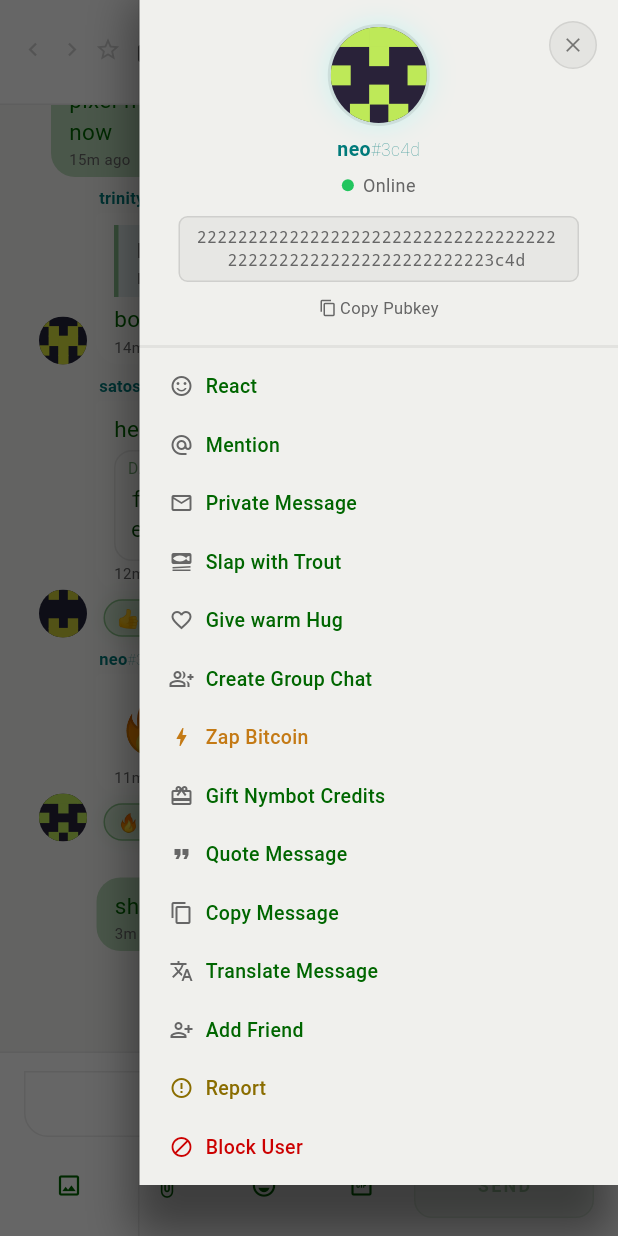
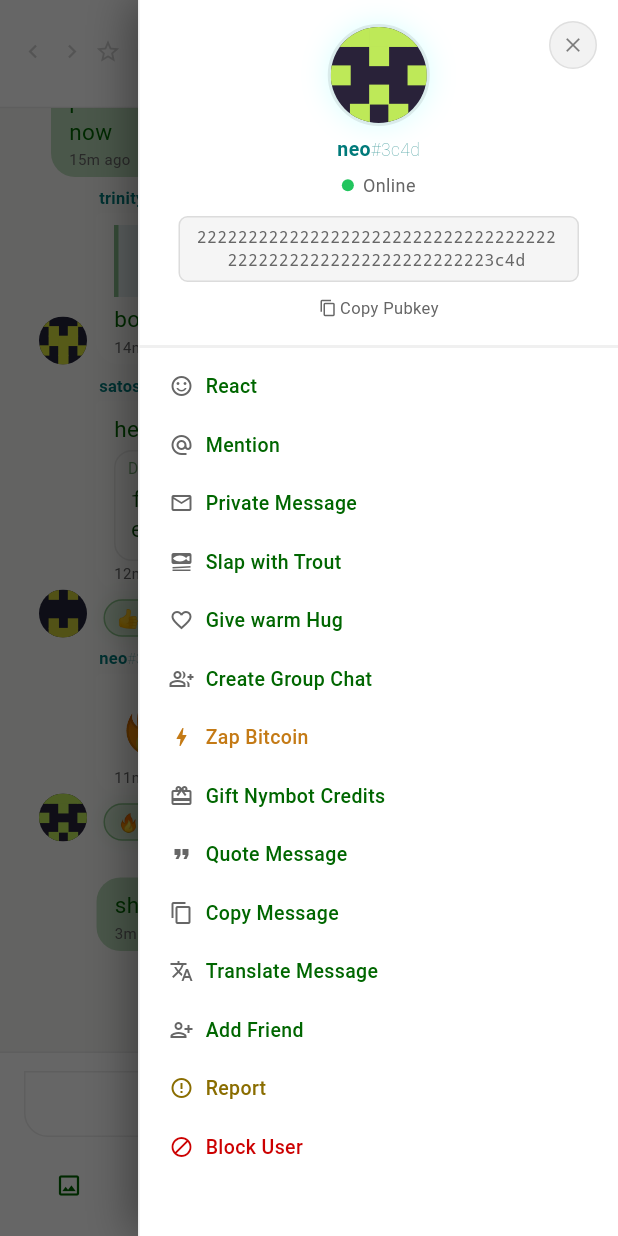
Before and after one commit to Spl0itable/flutter-app, a Flutter app: the HomeShell screen opened directly, after a tap on "neo#3c4d", on a phone screen of 412 x 824 dp. Run offline on Flutter 3.47's test engine with Material 3 defaults, Android fonts, the phone set to English and light mode, and no system bars; our stand-ins replace app_links, audioplayers, cached_network_image, convert, file_picker, flutter_local_notifications and 11 more; missing offline and left inert: bech32, bip340, cryptography, flutter_webrtc, pointycastle; accounts and stored records are empty; network calls fail.

Commit message:
Composer focus state, header spacing, context-menu panel bg/height, channel unread badge
- Composer: focus fill-lift + 3px primary focus ring (.message-input:focus).
- Chat header: real .channel-info/.channel-title-wrap gaps + min-height.
- Context-menu slide-in panel: opaque glass-bg (was bgTertiary, wrong in solid-ui)
  and full 100vh height (color moved to the outer container) like the sidebar.
- Public-channel unread badge now reads the #storageKey (was the bare key), so the
  count actually surfaces.

Co-Authored-By: Claude Opus 4.8 <noreply@anthropic.com>
Claude-Session: https://claude.ai/code/session_017n6fyrqLEP65N8y6VZr5X6

```diff
--- a/lib/widgets/chat/chat_pane.dart
+++ b/lib/widgets/chat/chat_pane.dart
@@ -163,6 +163,16 @@ class _ChatHeaderState extends ConsumerState<_ChatHeader> {
     final isPinned = isChannel && app.pinnedChannels.contains(channelKey);
     final isDefault = channelKey == kDefaultChannel;
 
+    // `.channel-info { gap: 15 }` (controls→title) + `.channel-title-wrap`
+    // margins: 20/20 on desktop, 10/0 below 768px (the PWA phone breakpoint —
+    // narrower than the ≤1024 `compact` chrome, so key off the real width).
+    final phone = MediaQuery.of(context).size.width <= NymDimens.mobileBreakpoint;
+    final titleLeftGap = 15.0 + (phone ? 10.0 : 20.0);
+    final titleRightGap = phone ? 0.0 : 20.0;
+    // `.channel-title { min-height: calc((user-text-size + 3) * 1.4 + 19px) }`
+    // reserves room for the title line + the meta line beneath it.
+    final headerMinHeight = titleSize * 1.4 + 19;
+
     // `.chat-header`: padding 16/24 (mobile 15/10, top 12); bg --glass-bg,
     // bottom hairline.
     return Container(
@@ -176,7 +186,7 @@ class _ChatHeaderState extends ConsumerState<_ChatHeader> {
       child: SafeArea(
         bottom: false,
         child: ConstrainedBox(
-          constraints: const BoxConstraints(minHeight: 32),
+          constraints: BoxConstraints(minHeight: headerMinHeight),
           child: Row(
             crossAxisAlignment: CrossAxisAlignment.center,
             children: [
@@ -191,9 +201,12 @@ class _ChatHeaderState extends ConsumerState<_ChatHeader> {
                 isPinned: isPinned,
                 isDefault: isDefault,
               ),
-              const SizedBox(width: 8),
+              SizedBox(width: titleLeftGap),
               Expanded(
-                child: Column(
+                // `.channel-title-wrap`: 20px (desktop) / 10px (phone) side gaps.
+                child: Padding(
+                  padding: EdgeInsets.only(right: titleRightGap),
+                  child: Column(
                   mainAxisAlignment: MainAxisAlignment.center,
                   crossAxisAlignment: CrossAxisAlignment.start,
                   children: [
@@ -223,6 +236,7 @@ class _ChatHeaderState extends ConsumerState<_ChatHeader> {
                         ],
                       ),
                   ],
+                ),
                 ),
               ),
               if (compact)
--- a/lib/widgets/chat/composer.dart
+++ b/lib/widgets/chat/composer.dart
@@ -122,6 +122,7 @@ class _ComposerState extends ConsumerState<Composer> {
 
   @override
   void dispose() {
+    _focus.removeListener(_onFocusChanged);
     _controller.dispose();
     _focus.dispose();
     _translateSearchController.dispose();
@@ -209,6 +210,9 @@ class _ComposerState extends ConsumerState<Composer> {
   @override
   void initState() {
     super.initState();
+    // `.message-input:focus` lifts the fill + paints a 3px focus ring, so
+    // rebuild on focus change to swap those in/out.
+    _focus.addListener(_onFocusChanged);
     // Register the system-message sink so command feedback surfaces somewhere.
     WidgetsBinding.instance.addPostFrameCallback((_) {
       if (!mounted) return;
@@ -216,6 +220,10 @@ class _ComposerState extends ConsumerState<Composer> {
             onSystemMessage: _onSystemMessage,
           );
     });
+  }
+
+  void _onFocusChanged() {
+    if (mounted) setState(() {});
   }
 
   void _onSystemMessage(String text) {
@@ -1080,8 +1088,12 @@ class _ComposerState extends ConsumerState<Composer> {
   Widget _textField(BuildContext context) {
     final c = context.nym;
     final hasText = _controller.text.trim().isNotEmpty;
+    final focused = _focus.hasFocus;
     // `.composer-popout .message-input`: elevated rounded box vs the flat field.
-    final fill = _popout ? c.bgTertiary : Colors.white.withValues(alpha: 0.05);
+    // `.message-input:focus` lifts the flat fill from white@0.05 → white@0.07.
+    final fill = _popout
+        ? c.bgTertiary
+        : Colors.white.withValues(alpha: focused ? 0.07 : 0.05);
     // `.message-input` rounds ONLY the bottom corners when flat (chips/dropdowns
     // sit `bottom:100%` flush above it — styles-chat.css:1666); the popout box
     // uses full radius-md (styles-chat.css:1737).
@@ -1148,7 +1160,24 @@ class _ComposerState extends ConsumerState<Composer> {
       ],
     );
 
-    if (!_popout) return stack;
+    if (!_popout) {
+      // `.message-input:focus`: a 3px primary@0.06 focus ring (spread, no blur)
+      // hugging the field's rounded-bottom shape.
+      if (!focused) return stack;
+      return DecoratedBox(
+        decoration: BoxDecoration(
+          borderRadius: radius,
+          boxShadow: [
+            BoxShadow(
+              color: c.primaryA(0.06),
+              spreadRadius: 3,
+              blurRadius: 0,
+            ),
+          ],
+        ),
+        child: stack,
+      );
+    }
     // The popout box is elevated (shadow-lg) and height-capped (min 40vh,360).
     return Container(
       constraints: BoxConstraints(
--- a/lib/widgets/context_menu/context_menu_panel.dart
+++ b/lib/widgets/context_menu/context_menu_panel.dart
@@ -158,7 +158,13 @@ class ContextMenuPanel extends ConsumerWidget {
     final about = user?.profile?.about ?? '';
 
     final panel = Material(
-      color: c.bgTertiary,
+      // `.context-menu` is `var(--bg-tertiary)` by default, but `body.solid-ui`
+      // (default ON) overrides it to `var(--glass-bg)` — the same opaque surface
+      // as the sidebar / chat-header (#14141e dark, #ffffff light). The bg is
+      // painted on the full-height outer Container below so it fills the whole
+      // viewport (`.context-menu { height: 100vh }`); the Material itself stays
+      // transparent and only provides ink/scroll for the (content-height) body.
+      type: MaterialType.transparency,
       child: SafeArea(
         child: SingleChildScrollView(
           child: Column(
@@ -241,6 +247,9 @@ class ContextMenuPanel extends ConsumerWidget {
         height: double.infinity,
         child: Container(
           decoration: BoxDecoration(
+            // Opaque solid-ui surface filling the FULL viewport height (not just
+            // the content), matching `.context-menu` + the normal sidebar.
+            color: c.glassBg,
             border: Border(left: BorderSide(color: c.glassBorder)),
             boxShadow: const [
               BoxShadow(
--- a/lib/widgets/context_menu/group_context_menu_panel.dart
+++ b/lib/widgets/context_menu/group_context_menu_panel.dart
@@ -118,6 +118,11 @@ class _GroupContextMenuPanelState extends ConsumerState<GroupContextMenuPanel> {
         height: double.infinity,
         child: Container(
           decoration: BoxDecoration(
+            // `.context-menu` under `body.solid-ui` (default) → `var(--glass-bg)`
+            // opaque surface (matches the sidebar/chat-header), painted on the
+            // full-height Container so it fills the whole viewport
+            // (`.context-menu { height: 100vh }`), not just the content.
+            color: c.glassBg,
             border: Border(left: BorderSide(color: c.glassBorder)),
             boxShadow: const [
               BoxShadow(
@@ -129,7 +134,10 @@ class _GroupContextMenuPanelState extends ConsumerState<GroupContextMenuPanel> {
           ),
           child: Stack(
             children: [
-              Material(color: c.bgTertiary, child: SafeArea(child: body)),
+              Material(
+                type: MaterialType.transparency,
+                child: SafeArea(child: body),
+              ),
               Positioned(top: 14, right: 14, child: CtxCloseButton(onTap: widget.onClose)),
             ],
           ),
--- a/lib/widgets/sidebar/sidebar.dart
+++ b/lib/widgets/sidebar/sidebar.dart
@@ -329,7 +329,11 @@ class _SidebarState extends ConsumerState<Sidebar> {
                   entry: ch,
                   active: view.kind == ViewKind.channel && view.id == ch.key,
                   pinned: pinned.contains(ch.key),
-                  unread: unread[ch.key] ?? 0,
+                  // `unreadCounts` is keyed by the `#<geohash|name>` storageKey
+                  // (app_state `_ingestChannelMessage` / `channelKeyOf`), NOT
+                  // the bare lowercase registry `key` — read with storageKey so
+                  // public-channel unread pills actually surface.
+                  unread: unread[ch.storageKey] ?? 0,
                   textSize: textSize,
                   onTap: () => select(ChatView.channel(ch.key)),
                 ),
```
